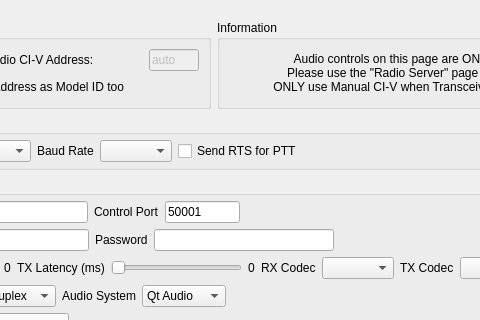
This is settingswidget.ui in adecarolis/wfweb as Qt 5 draws it before an edit; both pictures show x 411 to 891 and y 0 to 320 of the 1100 by 606 pixel window. The edited form follows.
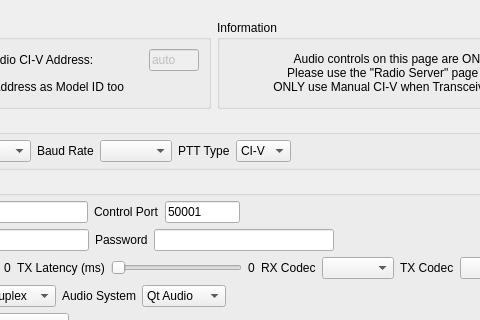
This is the edited form. The open tabs and pages were chosen to show the change. Custom widgets are drawn as their Qt base class.

```diff
--- a/settingswidget.ui
+++ b/settingswidget.ui
@@ -256,15 +256,31 @@
                </widget>
               </item>
               <item>
-               <widget class="QCheckBox" name="useRTSforPTTchk">
-                <property name="toolTip">
-                 <string>&lt;html&gt;&lt;head/&gt;&lt;body&gt;&lt;p&gt;This feature is for older radios that respond best to an RTS serial port signal than a PTT command.&lt;/p&gt;&lt;p&gt;&lt;br/&gt;For radios lacking PTT commands, this is automatic and transparent, but for radios which have a PTT command, you can check this box to override and force the PTT to be done using RTS. Do not check this box unless you really need this and have an appropriate adapter with RTS connected to the PTT line of the transceiver. &lt;/p&gt;&lt;/body&gt;&lt;/html&gt;</string>
-                </property>
+               <widget class="QLabel" name="pttTypeLabel">
                 <property name="text">
-                 <string>Send RTS for PTT</string>
+                 <string>PTT Type</string>
                 </property>
                </widget>
               </item>
+              <item>
+               <widget class="QComboBox" name="pttTypeCombo">
+                <item>
+                 <property name="text">
+                  <string>CI-V</string>
+                 </property>
+                </item>
+                <item>
+                 <property name="text">
+                  <string>RTS</string>
+                 </property>
+                </item>
+                <item>
+                 <property name="text">
+                  <string>DTR</string>
+                 </property>
+                </item>
+               </widget>
+              </item>
               <item>
                <spacer name="horizontalSpacer_4">
                 <property name="orientation">
```
Left out of the diff: 6 changed lines with no effect on the pictures.
